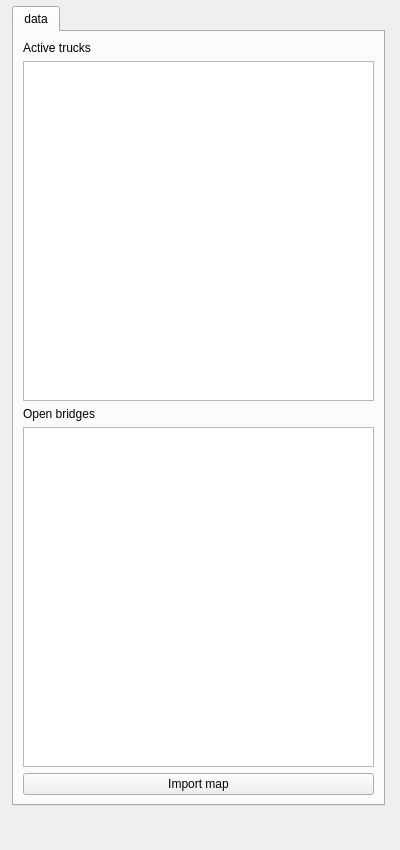
This is DispatchHero/spatial_decision_dockwidget_base_extra.ui in pimklaassen/GEO1005 as Qt 5 draws it before an edit. The edited form follows.
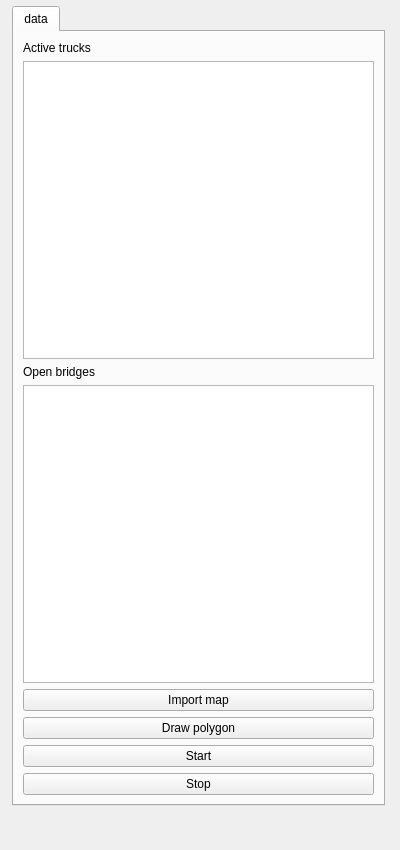
This is the edited form.

The edit to the form file:
```diff
--- a/DispatchHero/spatial_decision_dockwidget_base_extra.ui
+++ b/DispatchHero/spatial_decision_dockwidget_base_extra.ui
@@ -76,6 +76,27 @@
         </property>
        </widget>
       </item>
+      <item>
+       <widget class="QPushButton" name="drawPolygonButton">
+        <property name="text">
+         <string>Draw polygon</string>
+        </property>
+       </widget>
+      </item>
+      <item>
+       <widget class="QPushButton" name="startCounterButton">
+        <property name="text">
+         <string>Start</string>
+        </property>
+       </widget>
+      </item>
+      <item>
+       <widget class="QPushButton" name="stopCounterButton">
+        <property name="text">
+         <string>Stop</string>
+        </property>
+       </widget>
+      </item>
      </layout>
     </widget>
    </widget>
```
